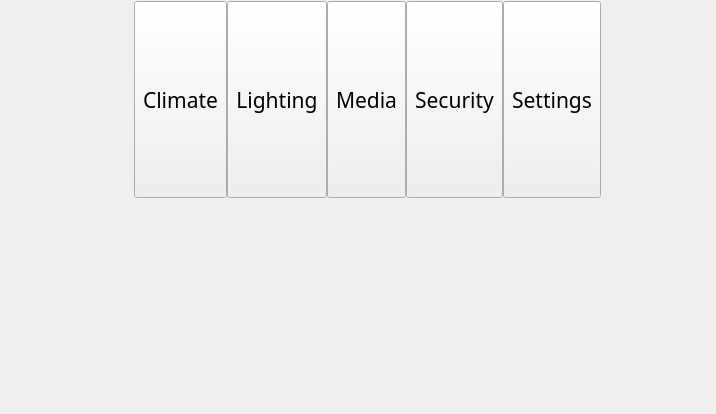
The window that helpscreen.ui (linux4sam/home-automation) describes before a commit, drawn with Qt 5.
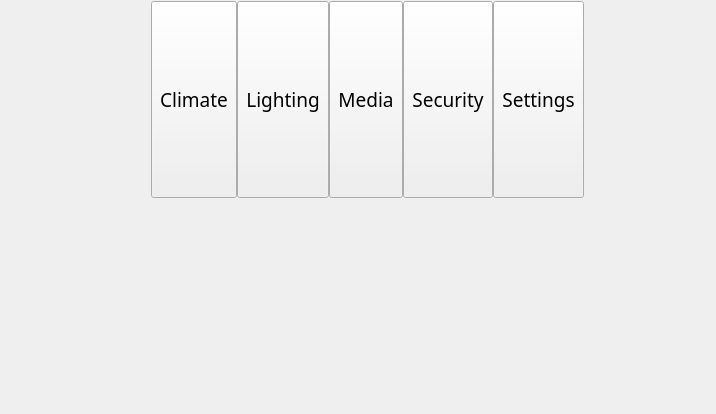
The same window after the commit. Custom widgets are drawn as their Qt base class.

Commit message: fix font sizes on some screens to fit display size

Patch:
```diff
--- a/helpscreen.ui
+++ b/helpscreen.ui
@@ -99,7 +99,7 @@
             <property name="font">
              <font>
               <family>Sans Serif</family>
-              <pointsize>16</pointsize>
+              <pointsize>14</pointsize>
              </font>
             </property>
             <property name="focusPolicy">
@@ -139,7 +139,7 @@
             <property name="font">
              <font>
               <family>Sans Serif</family>
-              <pointsize>16</pointsize>
+              <pointsize>14</pointsize>
              </font>
             </property>
             <property name="focusPolicy">
@@ -179,7 +179,7 @@
             <property name="font">
              <font>
               <family>Sans Serif</family>
-              <pointsize>16</pointsize>
+              <pointsize>14</pointsize>
              </font>
             </property>
             <property name="focusPolicy">
@@ -219,7 +219,7 @@
             <property name="font">
              <font>
               <family>Sans Serif</family>
-              <pointsize>16</pointsize>
+              <pointsize>14</pointsize>
              </font>
             </property>
             <property name="focusPolicy">
@@ -259,7 +259,7 @@
             <property name="font">
              <font>
               <family>Sans Serif</family>
-              <pointsize>16</pointsize>
+              <pointsize>14</pointsize>
              </font>
             </property>
             <property name="focusPolicy">
```
The commit also changes 2 other files.
